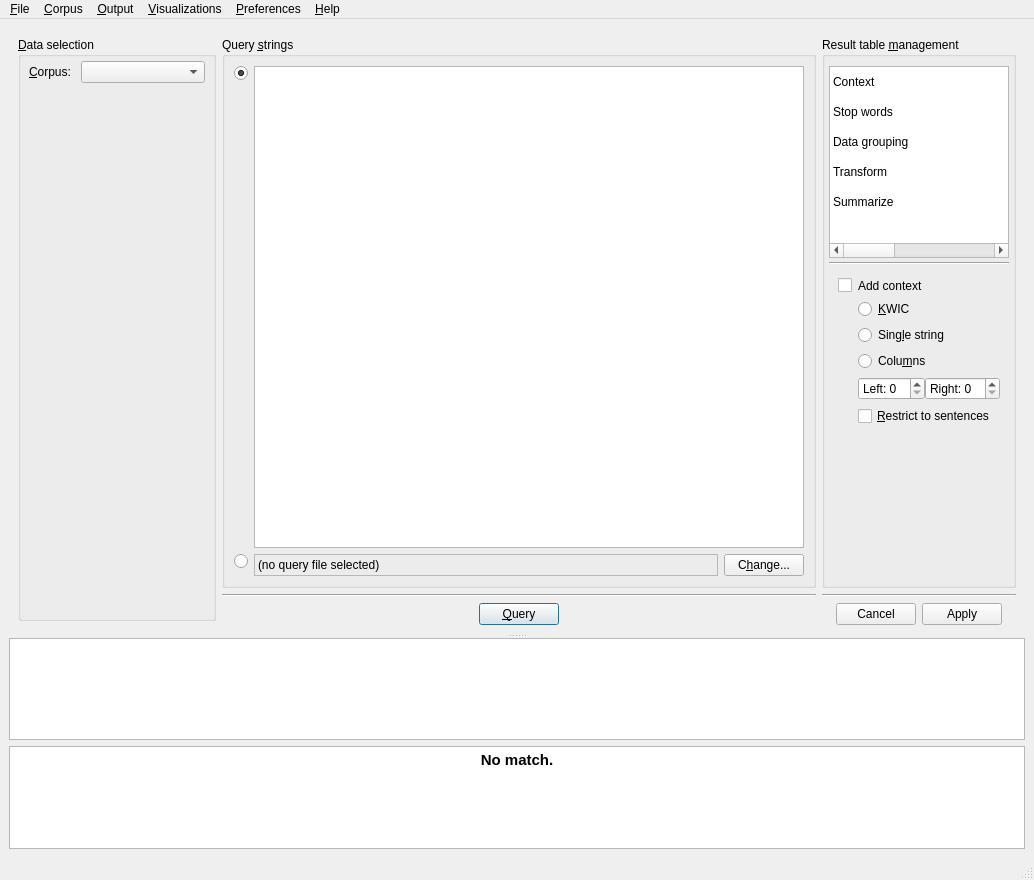
Qt form coquery/gui/ui/coquery.ui (gkunter/coquery) before a commit.
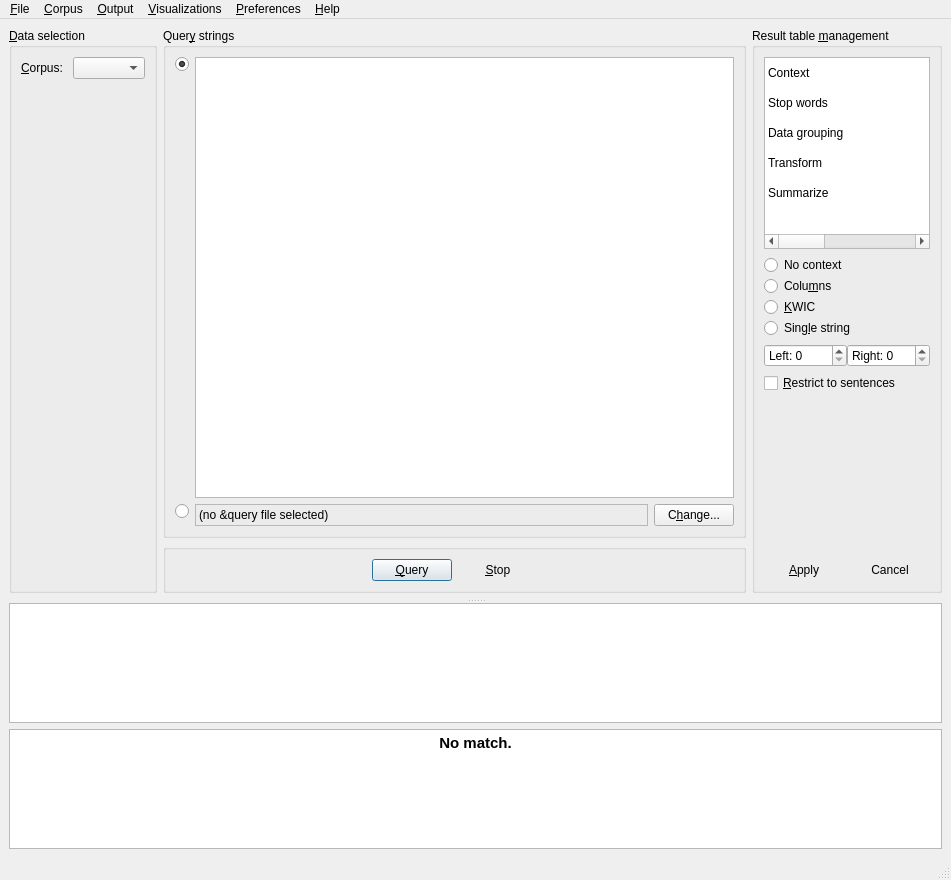
The same form after that commit. The open tabs and pages were chosen to show the change. Icons and pictures are not drawn. Custom widgets are drawn as their Qt base class.

Commit message: Steamline UX of toolbox widget

Patch:
```diff
--- a/coquery/gui/ui/coquery.ui
+++ b/coquery/gui/ui/coquery.ui
@@ -6,7 +6,7 @@
    <rect>
     <x>0</x>
     <y>0</y>
-    <width>1034</width>
+    <width>951</width>
     <height>880</height>
    </rect>
   </property>
@@ -27,11 +27,18 @@
          <verstretch>1</verstretch>
         </sizepolicy>
        </property>
-       <layout class="QHBoxLayout" name="horizontalLayout" stretch="1,3,0">
-        <item>
-         <layout class="QVBoxLayout" name="verticalLayout" stretch="1,0">
-          <property name="spacing">
-           <number>4</number>
+       <layout class="QHBoxLayout" name="horizontalLayout" stretch="0,3,0">
+        <property name="leftMargin">
+         <number>0</number>
+        </property>
+        <property name="topMargin">
+         <number>0</number>
+        </property>
+        <property name="rightMargin">
+         <number>0</number>
+        </property>
+        <property name="bottomMargin">
+         <number>6</number>
           </property>
           <item>
            <widget class="QGroupBox" name="box_corpus_select">
@@ -45,21 +52,6 @@
              <string>&amp;Data selection</string>
             </property>
             <layout class="QVBoxLayout" name="output_columns">
-             <property name="spacing">
-              <number>0</number>
-             </property>
-             <property name="leftMargin">
-              <number>8</number>
-             </property>
-             <property name="topMargin">
-              <number>4</number>
-             </property>
-             <property name="rightMargin">
-              <number>8</number>
-             </property>
-             <property name="bottomMargin">
-              <number>4</number>
-             </property>
              <item>
               <layout class="QHBoxLayout" name="horizontalLayout_2" stretch="0,1">
                <property name="spacing">
@@ -125,37 +117,11 @@
            </widget>
           </item>
           <item>
-           <widget class="QFrame" name="frame_buttons">
-            <property name="sizePolicy">
-             <sizepolicy hsizetype="Preferred" vsizetype="Fixed">
-              <horstretch>0</horstretch>
-              <verstretch>0</verstretch>
-             </sizepolicy>
-            </property>
-            <layout class="QHBoxLayout" name="horizontalLayout_7">
-             <property name="leftMargin">
-              <number>0</number>
-             </property>
-             <property name="topMargin">
-              <number>0</number>
-             </property>
-             <property name="rightMargin">
-              <number>0</number>
-             </property>
-             <property name="bottomMargin">
-              <number>0</number>
-             </property>
-            </layout>
-           </widget>
-          </item>
-         </layout>
-        </item>
-        <item>
-         <layout class="QVBoxLayout" name="verticalLayout_11">
+         <layout class="QVBoxLayout" name="verticalLayout_11" stretch="1,0">
           <item>
            <widget class="QGroupBox" name="box_input_settings">
             <property name="title">
-             <string>Query &amp;strings</string>
+             <string>Quer&amp;y strings</string>
             </property>
             <property name="alignment">
              <set>Qt::AlignLeading|Qt::AlignLeft|Qt::AlignTop</set>
@@ -202,7 +168,7 @@
                   <enum>QFrame::Sunken</enum>
                  </property>
                  <property name="text">
-                  <string>(no query file selected)</string>
+                  <string>(no &amp;query file selected)</string>
                  </property>
                 </widget>
                </item>
@@ -222,27 +188,8 @@
            </widget>
           </item>
           <item>
-           <widget class="Line" name="line_3">
-            <property name="orientation">
-             <enum>Qt::Horizontal</enum>
-            </property>
-           </widget>
-          </item>
-          <item>
-           <widget class="QWidget" name="widget_2" native="true">
+           <widget class="QGroupBox" name="groupBox_2">
             <layout class="QHBoxLayout" name="horizontalLayout_3">
-             <property name="leftMargin">
-              <number>0</number>
-             </property>
-             <property name="topMargin">
-              <number>0</number>
-             </property>
-             <property name="rightMargin">
-              <number>0</number>
-             </property>
-             <property name="bottomMargin">
-              <number>0</number>
-             </property>
              <item>
               <spacer name="horizontalSpacer">
                <property name="orientation">
@@ -251,7 +198,7 @@
                <property name="sizeHint" stdset="0">
                 <size>
                  <width>40</width>
-                 <height>0</height>
+                 <height>10</height>
                 </size>
                </property>
               </spacer>
@@ -269,6 +216,22 @@
                </property>
               </widget>
              </item>
+             <item>
+              <widget class="QPushButton" name="button_stop_query">
+               <property name="text">
+                <string>&amp;Stop</string>
+               </property>
+               <property name="autoDefault">
+                <bool>false</bool>
+               </property>
+               <property name="default">
+                <bool>false</bool>
+               </property>
+               <property name="flat">
+                <bool>true</bool>
+               </property>
+              </widget>
+             </item>
              <item>
               <spacer name="horizontalSpacer_2">
                <property name="orientation">
@@ -277,7 +240,7 @@
                <property name="sizeHint" stdset="0">
                 <size>
                  <width>40</width>
-                 <height>0</height>
+                 <height>10</height>
                 </size>
                </property>
               </spacer>
@@ -287,8 +250,6 @@
           </item>
          </layout>
         </item>
-        <item>
-         <layout class="QVBoxLayout" name="verticalLayout_2">
           <item>
            <widget class="QGroupBox" name="group_management">
             <property name="sizePolicy">
@@ -300,22 +261,7 @@
             <property name="title">
              <string>Result table &amp;management</string>
             </property>
-            <layout class="QVBoxLayout" name="box_functions" stretch="0,0,0">
-             <property name="spacing">
-              <number>4</number>
-             </property>
-             <property name="sizeConstraint">
-              <enum>QLayout::SetDefaultConstraint</enum>
-             </property>
-             <property name="leftMargin">
-              <number>4</number>
-             </property>
-             <property name="rightMargin">
-              <number>4</number>
-             </property>
-             <property name="bottomMargin">
-              <number>0</number>
-             </property>
+          <layout class="QVBoxLayout" name="verticalLayout" stretch="0,1,0">
              <item>
               <widget class="QTableWidget" name="list_toolbox">
                <property name="sizePolicy">
@@ -436,13 +382,6 @@
                </item>
               </widget>
              </item>
-             <item>
-              <widget class="Line" name="line">
-               <property name="orientation">
-                <enum>Qt::Horizontal</enum>
-               </property>
-              </widget>
-             </item>
              <item>
               <widget class="QStackedWidget" name="tool_widget">
                <property name="sizePolicy">
@@ -452,28 +391,28 @@
                 </sizepolicy>
                </property>
                <property name="currentIndex">
-                <number>4</number>
-               </property>
-               <widget class="QWidget" name="tool_widgetPage1">
+              <number>0</number>
+             </property>
+             <widget class="QWidget" name="tool_widget_page_context">
                 <layout class="QVBoxLayout" name="verticalLayout_7">
+               <property name="leftMargin">
+                <number>0</number>
+               </property>
+               <property name="topMargin">
+                <number>0</number>
+               </property>
+               <property name="rightMargin">
+                <number>0</number>
+               </property>
+               <property name="bottomMargin">
+                <number>0</number>
+               </property>
                  <item>
-                  <layout class="QGridLayout" name="gridLayout" columnstretch="0,0">
-                   <item row="0" column="0">
-                    <widget class="QCheckBox" name="check_context">
-                     <property name="sizePolicy">
-                      <sizepolicy hsizetype="Preferred" vsizetype="Fixed">
-                       <horstretch>0</horstretch>
-                       <verstretch>0</verstretch>
-                      </sizepolicy>
-                     </property>
-                     <property name="text">
-                      <string/>
-                     </property>
-                    </widget>
-                   </item>
-                   <item row="1" column="1">
                     <widget class="QWidget" name="widget_context" native="true">
-                     <layout class="QVBoxLayout" name="verticalLayout_3">
+                 <layout class="QVBoxLayout" name="verticalLayout_2">
+                  <property name="spacing">
+                   <number>1</number>
+                  </property>
                       <property name="leftMargin">
                        <number>0</number>
                       </property>
@@ -486,6 +425,23 @@
                       <property name="bottomMargin">
                        <number>0</number>
                       </property>
+                  <item>
+                   <widget class="QRadioButton" name="radio_context_mode_none">
+                    <property name="text">
+                     <string>No context</string>
+                    </property>
+                   </widget>
+                  </item>
+                  <item>
+                   <widget class="QRadioButton" name="radio_context_mode_columns">
+                    <property name="styleSheet">
+                     <string notr="true">text-align: center center</string>
+                    </property>
+                    <property name="text">
+                     <string>Colu&amp;mns</string>
+                    </property>
+                   </widget>
+                  </item>
                       <item>
                        <widget class="QRadioButton" name="radio_context_mode_kwic">
                         <property name="styleSheet">
@@ -506,14 +462,7 @@
                         </property>
                        </widget>
                       </item>
-                      <item>
-                       <widget class="QRadioButton" name="radio_context_mode_columns">
-                        <property name="styleSheet">
-                         <string notr="true">text-align: center center</string>
-                        </property>
-                        <property name="text">
-                         <string>Colu&amp;mns</string>
-                        </property>
+                 </layout>
                        </widget>
                       </item>
                       <item>
@@ -564,25 +513,13 @@
                         </item>
                        </layout>
                       </item>
-                     </layout>
-                    </widget>
-                   </item>
-                   <item row="0" column="1">
-                    <widget class="QLabel" name="label">
-                     <property name="text">
-                      <string>Add context</string>
-                     </property>
-                    </widget>
-                   </item>
-                   <item row="2" column="1">
+               <item>
                     <widget class="QCheckBox" name="check_restrict">
                      <property name="text">
                       <string>&amp;Restrict to sentences</string>
                      </property>
                     </widget>
                    </item>
-                  </layout>
-                 </item>
                  <item>
                   <spacer name="verticalSpacer_2">
                    <property name="orientation">
@@ -591,21 +528,28 @@
                    <property name="sizeHint" stdset="0">
                     <size>
                      <width>20</width>
-                     <height>40</height>
+                   <height>0</height>
                     </size>
                    </property>
                   </spacer>
                  </item>
                 </layout>
                </widget>
-               <widget class="QWidget" name="tool_widgetPage2">
+             <widget class="QWidget" name="tool_widget_page_stopwords">
                 <layout class="QVBoxLayout" name="verticalLayout_5">
+               <property name="leftMargin">
+                <number>0</number>
+               </property>
+               <property name="topMargin">
+                <number>0</number>
+               </property>
+               <property name="rightMargin">
+                <number>0</number>
+               </property>
+               <property name="bottomMargin">
+                <number>0</number>
+               </property>
                  <item>
-                  <layout class="QGridLayout" name="gridLayout_2" rowstretch="0,0" columnstretch="0,1">
-                   <property name="sizeConstraint">
-                    <enum>QLayout::SetFixedSize</enum>
-                   </property>
-                   <item row="0" column="0">
                     <widget class="QCheckBox" name="check_stopwords">
                      <property name="sizePolicy">
                       <sizepolicy hsizetype="Preferred" vsizetype="Fixed">
@@ -614,32 +558,10 @@
                       </sizepolicy>
                      </property>
                      <property name="text">
-                      <string/>
-                     </property>
-                    </widget>
-                   </item>
-                   <item row="0" column="1">
-                    <widget class="QLabel" name="label_3">
-                     <property name="text">
                       <string>Filter stop words</string>
                      </property>
                     </widget>
                    </item>
-                   <item row="1" column="1">
-                    <widget class="QWidget" name="widget_stopwords" native="true">
-                     <layout class="QVBoxLayout" name="verticalLayout_8">
-                      <property name="leftMargin">
-                       <number>0</number>
-                      </property>
-                      <property name="topMargin">
-                       <number>0</number>
-                      </property>
-                      <property name="rightMargin">
-                       <number>0</number>
-                      </property>
-                      <property name="bottomMargin">
-                       <number>0</number>
-                      </property>
                       <item>
                        <widget class="QPushButton" name="button_stopwords">
                         <property name="sizePolicy">
@@ -660,23 +582,28 @@
                         </property>
                         <property name="sizeHint" stdset="0">
                          <size>
-                          <width>115</width>
-                          <height>191</height>
+                   <width>20</width>
+                   <height>0</height>
                          </size>
                         </property>
                        </spacer>
                       </item>
                      </layout>
                     </widget>
-                   </item>
-                  </layout>
-                 </item>
-                </layout>
-               </widget>
-               <widget class="QWidget" name="tool_widgetPage3">
-                <layout class="QVBoxLayout" name="verticalLayout_6" stretch="1,0,0">
-                 <item>
-                  <layout class="QVBoxLayout" name="verticalLayout_9" stretch="1,0">
+             <widget class="QWidget" name="tool_widget_page_groups">
+              <layout class="QVBoxLayout" name="verticalLayout_6" stretch="0,0,0,0">
+               <property name="leftMargin">
+                <number>0</number>
+               </property>
+               <property name="topMargin">
+                <number>0</number>
+               </property>
+               <property name="rightMargin">
+                <number>0</number>
+               </property>
+               <property name="bottomMargin">
+                <number>0</number>
+               </property>
                    <item>
                     <widget class="CoqListWidget" name="list_group_columns">
                      <property name="sizePolicy">
@@ -718,25 +645,36 @@
                      </item>
                     </layout>
                    </item>
-                  </layout>
+               <item>
+                <widget class="QPushButton" name="button_add_group_function">
+                 <property name="sizePolicy">
+                  <sizepolicy hsizetype="Minimum" vsizetype="Fixed">
+                   <horstretch>0</horstretch>
+                   <verstretch>0</verstretch>
+                  </sizepolicy>
+                 </property>
+                 <property name="text">
+                  <string>Group functions{}...</string>
+                 </property>
+                </widget>
                  </item>
                  <item>
                   <layout class="QGridLayout" name="gridLayout_4" columnstretch="0,1">
-                   <item row="1" column="1">
+                 <item row="2" column="1">
                     <widget class="QPushButton" name="button_group_filters">
                      <property name="text">
                       <string>Filter list...</string>
                      </property>
                     </widget>
                    </item>
-                   <item row="0" column="0">
+                 <item row="1" column="0">
                     <widget class="QCheckBox" name="check_group_filters">
                      <property name="text">
                       <string/>
                      </property>
                     </widget>
                    </item>
-                   <item row="0" column="1">
+                 <item row="1" column="1">
                     <widget class="QLabel" name="label_9">
                      <property name="text">
                       <string>Use group filters:</string>
@@ -745,51 +683,10 @@
                    </item>
                   </layout>
                  </item>
-                 <item>
-                  <widget class="QPushButton" name="button_add_group_function">
-                   <property name="sizePolicy">
-                    <sizepolicy hsizetype="Minimum" vsizetype="Fixed">
-                     <horstretch>0</horstretch>
-                     <verstretch>0</verstretch>
-                    </sizepolicy>
-                   </property>
-                   <property name="text">
-                    <string>Group functions{}...</string>
-                   </property>
-                  </widget>
-                 </item>
-                </layout>
-               </widget>
-               <widget class="QWidget" name="tool_widgetPage4">
+              </layout>
+             </widget>
+             <widget class="QWidget" name="tool_widget_page_transform">
                 <layout class="QVBoxLayout" name="verticalLayout_10">
-                 <item>
-                  <layout class="QGridLayout" name="grid_transform" columnstretch="0,1">
-                   <item row="0" column="0">
-                    <widget class="QCheckBox" name="check_aggregate">
-                     <property name="sizePolicy">
-                      <sizepolicy hsizetype="Preferred" vsizetype="Fixed">
-                       <horstretch>0</horstretch>
-                       <verstretch>0</verstretch>
-                      </sizepolicy>
-                     </property>
-                     <property name="text">
-                      <string/>
-                     </property>
-                    </widget>
-                   </item>
-                   <item row="0" column="1">
-                    <widget class="QLabel" name="label_5">
-                     <property name="text">
-                      <string>Transform results:</string>
-                     </property>
-                     <property name="buddy">
-                      <cstring>check_aggregate</cstring>
-                     </property>
-                    </widget>
-                   </item>
-                   <item row="1" column="1">
-                    <widget class="QWidget" name="widget_aggregate" native="true">
-                     <layout class="QVBoxLayout" name="verticalLayout_12">
                       <property name="leftMargin">
                        <number>0</number>
                       </property>
@@ -802,13 +699,11 @@
                       <property name="bottomMargin">
                        <number>0</number>
                       </property>
-                     </layout>
-                    </widget>
-                   </item>
-                  </layout>
-                 </item>
+               <item>
+                <layout class="QVBoxLayout" name="layout_aggregate"/>
+               </item>
                  <item>
-                  <spacer name="verticalSpacer_4">
+                <spacer name="verticalSpacer_3">
                    <property name="orientation">
                     <enum>Qt::Vertical</enum>
                    </property>
@@ -822,8 +717,20 @@
                  </item>
                 </layout>
                </widget>
-               <widget class="QWidget" name="page">
+             <widget class="QWidget" name="tool_widget_page_summary">
                 <layout class="QVBoxLayout" name="verticalLayout_13">
+               <property name="leftMargin">
+                <number>0</number>
+               </property>
+               <property name="topMargin">
+                <number>0</number>
+               </property>
+               <property name="rightMargin">
+                <number>0</number>
+               </property>
+               <property name="bottomMargin">
+                <number>0</number>
+               </property>
                  <item>
                   <widget class="QPushButton" name="button_add_summary_function">
                    <property name="text">
@@ -893,27 +800,46 @@
                </widget>
               </widget>
              </item>
-            </layout>
-           </widget>
-          </item>
           <item>
-           <widget class="Line" name="line_2">
-            <property name="orientation">
-             <enum>Qt::Horizontal</enum>
-            </property>
+            <widget class="QWidget" name="button_box_reaggregate" native="true">
+             <layout class="QHBoxLayout" name="horizontalLayout_5">
+              <property name="leftMargin">
+               <number>0</number>
+              </property>
+              <property name="topMargin">
+               <number>0</number>
+              </property>
+              <property name="rightMargin">
+               <number>0</number>
+              </property>
+              <property name="bottomMargin">
+               <number>0</number>
+              </property>
+              <item>
+               <widget class="QPushButton" name="button_apply_management">
+                <property name="text">
+                 <string>&amp;Apply</string>
+                </property>
+                <property name="flat">
+                 <bool>true</bool>
+                </property>
            </widget>
           </item>
           <item>
-           <widget class="QDialogButtonBox" name="button_box_reaggregate">
-            <property name="standardButtons">
-             <set>QDialogButtonBox::Apply|QDialogButtonBox::Cancel</set>
-            </property>
-            <property name="centerButtons">
+               <widget class="QPushButton" name="button_cancel_management">
+                <property name="text">
+                 <string>Cancel</string>
+                </property>
+                <property name="flat">
              <bool>true</bool>
             </property>
            </widget>
           </item>
          </layout>
+            </widget>
+           </item>
+          </layout>
+         </widget>
         </item>
        </layout>
       </widget>
@@ -984,7 +910,7 @@
     <rect>
      <x>0</x>
      <y>0</y>
-     <width>1034</width>
+     <width>951</width>
      <height>30</height>
     </rect>
    </property>
```
Lines whose indentation alone changed are shown as unchanged. The commit also changes 2 other files.
